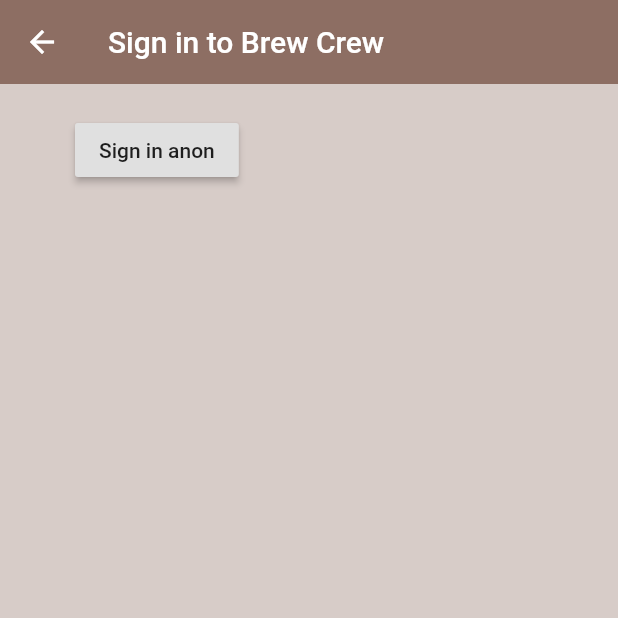
After one commit to Opssy/Brew-Coffee, a Flutter app: the SignIn screen opened directly, after a tap on "Sign in anon", on a phone screen of 412 x 824 dp, the top half of it. The commit adds this screen. Run offline on Flutter 3.47's test engine with Material 2 defaults, Android fonts, the phone set to English and light mode, and no system bars; our stand-ins replace firebase_auth; accounts and stored records are empty; network calls fail.

Commit message:
sign in page done

```diff
--- a/brew_coffee_app/lib/screens/authenticate/authenticate.dart
+++ b/brew_coffee_app/lib/screens/authenticate/authenticate.dart
@@ -1,3 +1,4 @@
+import 'package:brew_coffee_app/screens/authenticate/sign_in.dart';
 import 'package:flutter/material.dart';
 
 class  Authenticate extends StatefulWidget {
@@ -9,7 +10,7 @@ class _AuthenticateState extends State<Authenticate> {
   @override
   Widget build(BuildContext context) {
     return Container(
-      child: Text('authenticate'),
+      child: SignIn(),
     );
   }
 }
--- /dev/null
+++ b/brew_coffee_app/lib/screens/authenticate/sign_in.dart
@@ -0,0 +1,38 @@
+import 'package:brew_coffee_app/services/auth.dart';
+import 'package:flutter/material.dart';
+
+class SignIn extends StatefulWidget {
+  @override
+  _SignInState createState() => _SignInState();
+}
+
+class _SignInState extends State<SignIn> {
+
+  final AuthService _auth = AuthService();
+  @override
+  Widget build(BuildContext context) {
+    return Scaffold(
+      backgroundColor: Colors.brown[100],
+      appBar: AppBar(
+        backgroundColor: Colors.brown[400],
+        elevation: 0.0,
+        title: Text('Sign in to Brew Crew'),
+      ),
+      body: Container(
+        padding: EdgeInsets.symmetric(vertical: 20.0, horizontal: 50.0),
+        child: RaisedButton(
+          child: Text('Sign in anon'),
+          onPressed: () async{
+            dynamic result =  await _auth.signInAnon();
+            if(result == null){
+              print('error signing in');
+            }else {
+              print('sign in ');
+              print(result);
+            }
+          }
+        ),
+      ),
+    );
+  }
+}
--- /dev/null
+++ b/brew_coffee_app/lib/services/auth.dart
@@ -0,0 +1,23 @@
+import 'package:firebase_auth/firebase_auth.dart';
+
+class AuthService {
+
+  final FirebaseAuth _auth = FirebaseAuth.instance;
+
+  // sign in anon
+  Future signInAnon() async {
+    try {
+      AuthResult result = await _auth.signInAnonymously();
+      FirebaseUser user = result.user;
+      return user;
+    } catch (e) {
+      print(e.toString());
+      return null;
+    }
+  }
+  //sign in with email & password
+
+  //register with  email & password
+
+  //sign out
+}
--- a/brew_coffee_app/pubspec.yaml
+++ b/brew_coffee_app/pubspec.yaml
@@ -28,6 +28,8 @@ dependencies:
   # The following adds the Cupertino Icons font to your application.
   # Use with the CupertinoIcons class for iOS style icons.
   cupertino_icons: ^1.0.0
+  firebase_auth: ^0.20.0+1
+  cloud_firestore: ^0.16.0
 
 dev_dependencies:
   flutter_test:
```
Also changed, not shown: brew_coffee_app/pubspec.lock, 5 other files.
